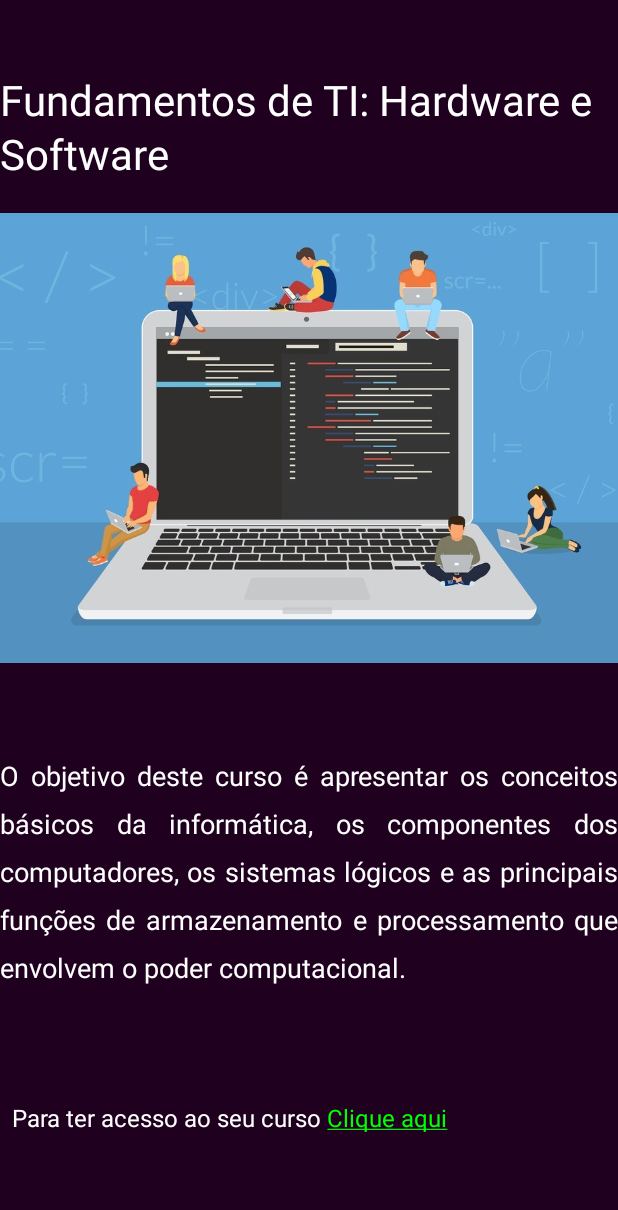
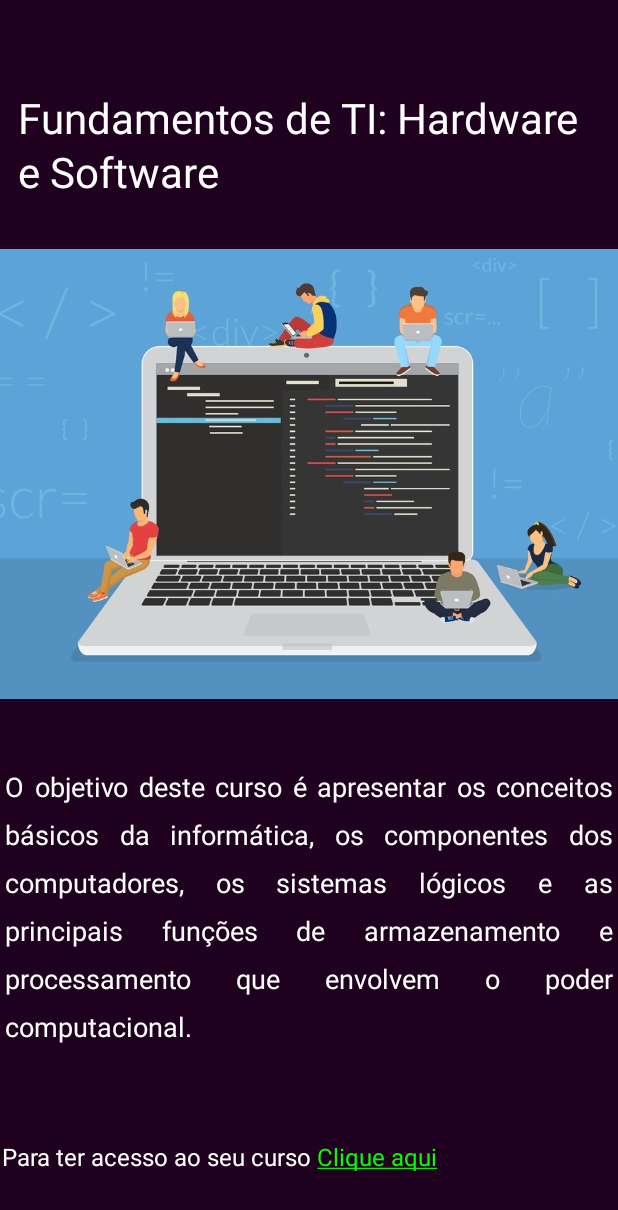
Before and after one commit to Mouthlolses/app_learnhub, an Android app built with Jetpack Compose: the screen it shows after launch (MainActivity), after a tap on "Disponível!", on a phone screen of 412 x 824 dp. Shown: the top 1210 px of the screen. Run offline under Robolectric (Android 15) with nearby library versions, the phone set to English and light mode, and no system bars.

Commit message:
add details

```diff
--- a/app/src/main/java/com/example/app_aprendi_v2/MainActivity.kt
+++ b/app/src/main/java/com/example/app_aprendi_v2/MainActivity.kt
@@ -263,7 +263,9 @@ class MainActivity : ComponentActivity() {
                     text = "Fundamentos de TI:" +
                             " Hardware e Software",
                     style = MaterialTheme.typography.headlineMedium,
-                    color = Color.White
+                    color = Color.White,
+                    modifier = Modifier
+                        .padding(12.dp)
                 )
             Spacer(modifier = Modifier.height(20.dp))
             Image(
@@ -275,7 +277,7 @@ class MainActivity : ComponentActivity() {
                 contentScale = ContentScale.Crop
             )
 
-                Spacer(modifier = Modifier.height(60.dp))
+                Spacer(modifier = Modifier.height(40.dp))
                 Text(
                     text = "O objetivo deste curso é apresentar os conceitos básicos da informática, " +
                             "os componentes dos computadores, os sistemas lógicos e as principais funções de armazenamento" +
@@ -285,9 +287,11 @@ class MainActivity : ComponentActivity() {
                     ),
                     color = Color.White,
                     textAlign = TextAlign.Justify,
+                    modifier = Modifier
+                        .padding(3.dp)
                 )
 
-                Spacer(modifier = Modifier.height(60.dp))
+                Spacer(modifier = Modifier.height(50.dp))
 
                 val annotatedText = buildAnnotatedString {
                     withStyle(
@@ -329,10 +333,10 @@ class MainActivity : ComponentActivity() {
                             }
                     },
                     modifier = Modifier
-                        .padding(8.dp)
+                        .padding(1.dp)
                 )
 
-                Spacer(modifier = Modifier.height(60.dp))
+                Spacer(modifier = Modifier.height(50.dp))
 
             Button(onClick = { navController.popBackStack()}) {
                 Text("Voltar")
```
